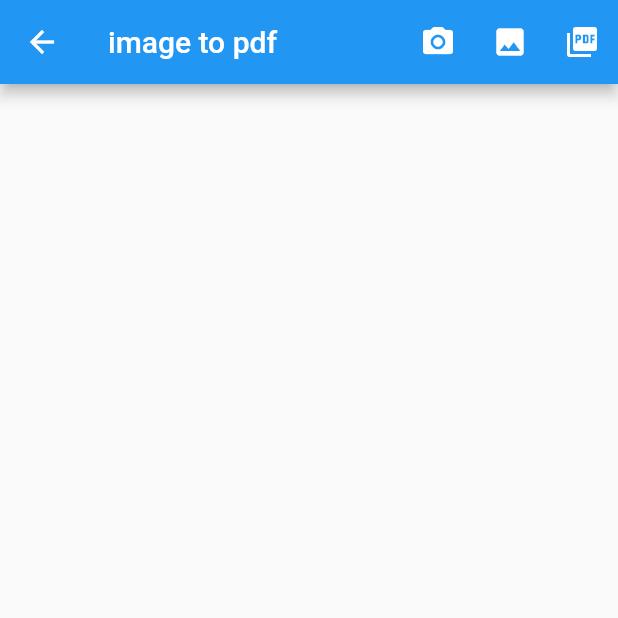
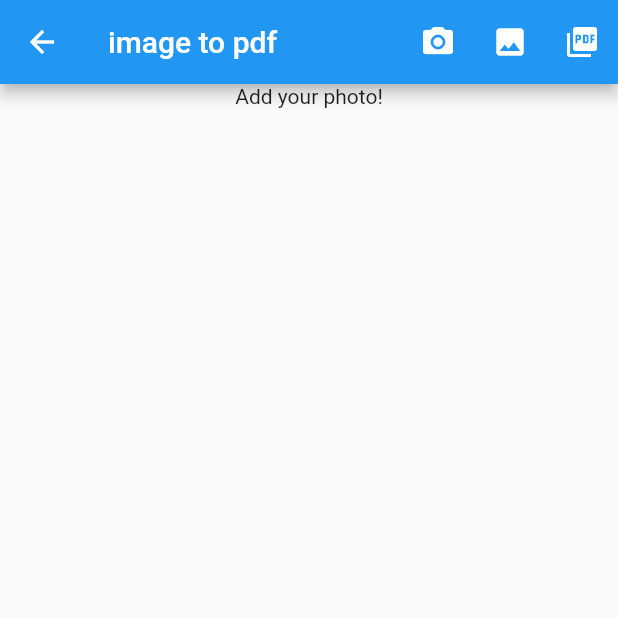
Before and after one commit to thuandohusk65/Demo-Flutter, a Flutter app: the HomeScreen screen opened directly, after a tap on the "picture as pdf" icon, on a phone screen of 412 x 824 dp, the top half of it. Run offline on Flutter 3.47's test engine with Material 2 defaults, Android fonts, the phone set to English and light mode, and no system bars; our stand-ins replace camera, dio, firebase_core, firebase_messaging, flushbar, flutter_bloc and 5 more; missing offline and left inert: flutter_google_places, flutter_polyline_points, google_api_headers, google_maps_webservice, syncfusion_flutter_pdf; accounts and stored records are empty; network calls fail.

Commit message:
- hero animation img grobot - add bloc to pdf

```diff
--- a/lib/grobotmarket/view/grobot_market.dart
+++ b/lib/grobotmarket/view/grobot_market.dart
@@ -27,18 +27,17 @@ class _GrobotMarketState extends State<GrobotMaket> {
               {
                 return Padding(
                     padding: const EdgeInsets.all(8.0),
-                    child: GridView.count(
-                      childAspectRatio: (1 / 1.3),
-                      crossAxisCount: 2,
-                      crossAxisSpacing: 6,
-                      mainAxisSpacing: 6,
-                      children: List.generate(
-                          listGrobot!.length,
-                          (index) => (listGrobot[index].grobot != null)
-                              ? GroBotItem(
-                                  listGrobot[index].grobot!.gmodel!
-                          )
-                              : const SizedBox()),
+                    child: GridView.builder(
+                      itemCount: listGrobot!.length,
+                      gridDelegate:
+                          const SliverGridDelegateWithFixedCrossAxisCount(
+                        childAspectRatio: (1 / 1.3),
+                        crossAxisCount: 2,
+                        crossAxisSpacing: 6,
+                        mainAxisSpacing: 6,
+                      ),
+                      itemBuilder: (context, index) =>
+                          GroBotItem(listGrobot[index].grobot!.gmodel!),
                     ));
               }
             case GrobotMarketState.failure:
--- a/lib/login/view/widget/login_page.dart
+++ b/lib/login/view/widget/login_page.dart
@@ -33,7 +33,6 @@ class _LoginPageState extends State<LoginPage> {
           if (state == LoginStates.success &&
               UserUtils.accessToken.isNotEmpty) {
             Navigator.pushAndRemoveUntil(context, MaterialPageRoute(builder: (context) => const HomeScreen()), (route) => false);
-
             // Navigator.push(context,
             //     MaterialPageRoute(builder: (context) => const HomeScreen()));
           }
--- a/lib/presentations/convert_image_to_pdf.dart
+++ b/lib/presentations/convert_image_to_pdf.dart
@@ -9,7 +9,7 @@ import 'package:open_file/open_file.dart';
 import 'package:path_provider/path_provider.dart';
 import 'package:syncfusion_flutter_pdf/pdf.dart';
 
-import 'multiple_img_to_pdf.dart';
+import '../scanpdf/view/multiple_img_to_pdf.dart';
 
 class GeneratePdfWidget extends StatelessWidget {
   @override
--- a/lib/presentations/home.dart
+++ b/lib/presentations/home.dart
@@ -2,7 +2,7 @@ import 'package:flutter/material.dart';
 import 'package:flutter_project/grobotmarket/view/grobot_market.dart';
 import 'package:flutter_project/presentations/google_map.dart';
 
-import 'multiple_img_to_pdf.dart';
+import '../scanpdf/view/multiple_img_to_pdf.dart';
 
 class HomeScreen extends StatefulWidget {
   const HomeScreen({Key? key}) : super(key: key);
--- a/lib/presentations/multiple_img_to_pdf.dart
+++ /dev/null
@@ -1,125 +0,0 @@
-import 'dart:io';
-import 'package:camera/camera.dart';
-import 'package:flushbar/flushbar.dart';
-import 'package:flutter/material.dart';
-import 'package:flutter_project/presentations/take_camera.dart';
-import 'package:image_picker/image_picker.dart';
-import 'package:path_provider/path_provider.dart';
-import 'package:pdf/pdf.dart';
-import 'package:pdf/widgets.dart' as pw;
-
-class MutipleImageToPdf extends StatefulWidget {
-  @override
-  _MyAppState createState() => _MyAppState();
-}
-
-class _MyAppState extends State<MutipleImageToPdf> {
-  final picker = ImagePicker();
-  final pdf = pw.Document();
-  List<File> _image = [];
-
-  @override
-  Widget build(BuildContext context) {
-    return Scaffold(
-      appBar: AppBar(
-        title: Text("image to pdf"),
-        actions: [
-          IconButton(
-              icon: Icon(Icons.camera_alt_rounded),
-              onPressed: () {
-                takeAPicture();
-              }),
-          IconButton(
-              icon: Icon(Icons.image),
-              onPressed: () {
-                getImageFromGallery();
-              }),
-          IconButton(
-              icon: Icon(Icons.picture_as_pdf),
-              onPressed: () {
-                createPDF();
-                savePDF();
-              })
-        ],
-      ),
-      body: _image != null
-          ? ListView.builder(
-              itemCount: _image.length,
-              itemBuilder: (context, index) => Container(
-                  height: 400,
-                  width: double.infinity,
-                  margin: EdgeInsets.all(8),
-                  child: Image.file(
-                    _image[index],
-                    fit: BoxFit.cover,
-                  )),
-            )
-          : Container(),
-    );
-  }
-
-  getImageFromGallery() async {
-    final pickedFile = await picker.pickMultiImage();
-    setState(() {
-      if (pickedFile != null) {
-        pickedFile.forEach((element) {
-          _image.add(File(element.path));
-        });
-      } else {
-        print('No image selected');
-      }
-    });
-  }
-
-  takeAPicture() async {
-    final cameras = await availableCameras();
-    // Get a specific camera from the list of available cameras.
-    final firstCamera = cameras.first;
-    Navigator.push(
-        context,
-        MaterialPageRoute(
-            builder: (context) => TakePictureScreen(
-                  camera: firstCamera,
-                  onGetPath: (XFile a) {
-                    setState(() {
-                      _image.add(File(a.path));
-                    });
-                  },
-                )));
-  }
-
-  createPDF() async {
-    for (var img in _image) {
-      final image = pw.MemoryImage(img.readAsBytesSync());
-
-      pdf.addPage(pw.Page(
-          pageFormat: PdfPageFormat.a4,
-          build: (pw.Context context) {
-            return pw.Center(child: pw.Image(image, fit: pw.BoxFit.fitWidth));
-          }));
-    }
-  }
-
-  savePDF() async {
-    try {
-      final dir = await getExternalStorageDirectory();
-      final file = File('${dir!.path}/${DateTime.now().millisecondsSinceEpoch}.pdf');
-      await file.writeAsBytes(await pdf.save());
-      showPrintedMessage('success', 'saved to documents');
-    } catch (e) {
-      showPrintedMessage('error', e.toString());
-    }
-  }
-
-  showPrintedMessage(String title, String msg) {
-    Flushbar(
-      title: title,
-      message: msg,
-      duration: Duration(seconds: 3),
-      icon: const Icon(
-        Icons.info,
-        color: Colors.blue,
-      ),
-    ).show(context);
-  }
-}
--- /dev/null
+++ b/lib/scanpdf/cubit/scan_pdf_state.dart
@@ -0,0 +1,2 @@
+enum ScanPdfState
+{ initial, loading, complete}
--- /dev/null
+++ b/lib/scanpdf/view/multiple_img_to_pdf.dart
@@ -0,0 +1,75 @@
+import 'package:flushbar/flushbar.dart';
+import 'package:flutter/material.dart';
+import 'package:flutter_bloc/flutter_bloc.dart';
+import 'package:flutter_project/scanpdf/cubit/scan_pdf_cubit.dart';
+import 'package:flutter_project/scanpdf/cubit/scan_pdf_state.dart';
+
+class MutipleImageToPdf extends StatefulWidget {
+  @override
+  _MyAppState createState() => _MyAppState();
+}
+
+class _MyAppState extends State<MutipleImageToPdf> {
+  @override
+  Widget build(BuildContext context) {
+    return BlocProvider<ScanPdfCubit>(
+        create: (_) => ScanPdfCubit(),
+        child: Scaffold(body:
+            BlocBuilder<ScanPdfCubit, ScanPdfState>(builder: (context, state) {
+          final cubit = BlocProvider.of<ScanPdfCubit>(context);
+          cubit.createPdfStream.listen((event) {
+            showPrintedMessage("create pdf", (event) ? "success" : "error!");
+          });
+          return Column(children: [
+            AppBar(title: const Text("image to pdf"), actions: [
+              IconButton(
+                  icon: const Icon(Icons.camera_alt_rounded),
+                  onPressed: () {
+                    cubit.takeAPicture(context);
+                  }),
+              IconButton(
+                  icon: const Icon(Icons.image),
+                  onPressed: () {
+                    cubit.getImageFromGallery();
+                  }),
+              IconButton(
+                  icon: const Icon(Icons.picture_as_pdf),
+                  onPressed: () {
+                    cubit.createPDF();
+                    cubit.savePDF();
+                  })
+            ]),
+            Stack(children: [
+              (state == ScanPdfState.initial)
+                  ? const Center(child: Text("Add your photo!"))
+                  : ListView.builder(
+                      itemCount: cubit.image.length,
+                      itemBuilder: (context, index) => Container(
+                          height: 400,
+                          width: double.infinity,
+                          margin: EdgeInsets.all(8),
+                          child: Image.file(
+                            cubit.image[index],
+                            fit: BoxFit.cover,
+                          )),
+                    ),
+              (state == ScanPdfState.loading)
+                  ? const Center(child: CircularProgressIndicator())
+                  : const SizedBox()
+            ])
+          ]);
+        })));
+  }
+
+  showPrintedMessage(String title, String msg) {
+    Flushbar(
+      title: title,
+      message: msg,
+      duration: Duration(seconds: 3),
+      icon: const Icon(
+        Icons.info,
+        color: Colors.blue,
+      ),
+    ).show(context);
+  }
+}
```
Also changed, not shown: lib/grobotdetails/grobot_details.dart (+4 -87 lines), lib/grobotdetails/widget/grobot_details_page.dart (added, +99 -0 lines), lib/grobotmarket/view/widget/grobot_item.dart (+17 -9 lines), lib/scanpdf/cubit/scan_pdf_cubit.dart (added, +80 -0 lines), lib/scanpdf/view/widget/scan_pdf_app_bar.dart (added, +35 -0 lines).
